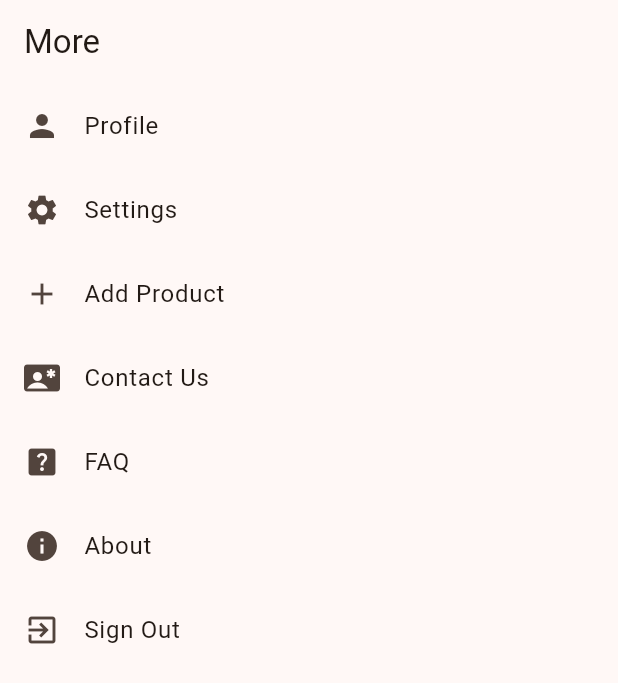
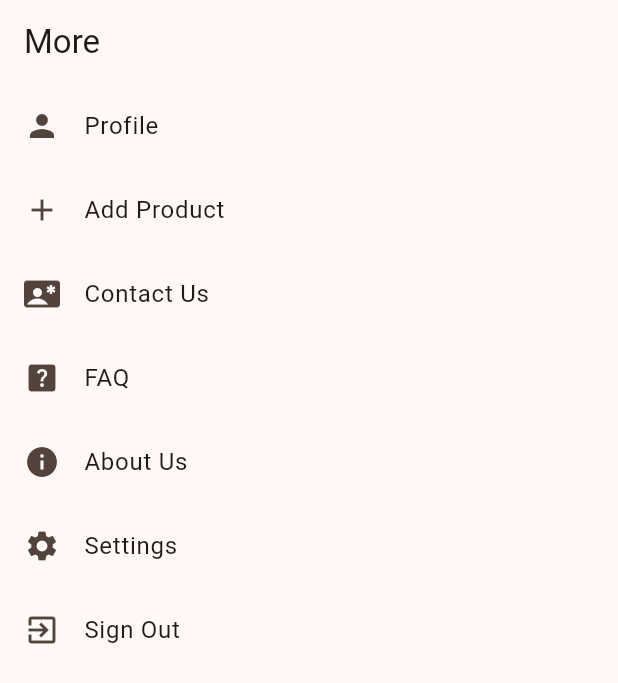
Before and after one commit to Q00R/bite-express, a Flutter app: the MorePage screen opened directly, on a phone screen of 412 x 824 dp. Shown: the top 683 px of the screen. Run offline on Flutter 3.47's test engine with Material 3 defaults, Android fonts, the phone set to English and light mode, and no system bars; our stand-ins replace carousel_slider, flutter_rating_bar, image_picker; missing offline and left inert: animation_search_bar, side_sheet; network calls fail.

Commit message:
Update MorePage.dart

```diff
--- a/biteexpress/lib/pages/MorePage.dart
+++ b/biteexpress/lib/pages/MorePage.dart
@@ -1,3 +1,4 @@
+import 'package:biteexpress/pages/AboutUs.dart';
 import 'package:biteexpress/pages/ContactUs.dart';
 import 'package:biteexpress/pages/FAQ.dart';
 import 'package:flutter/material.dart';
@@ -21,13 +22,6 @@ class MorePage extends StatelessWidget {
                 context,
                 MaterialPageRoute(builder: (context) => ProfilePage1()),
               );
-            },
-          ),
-          _buildNavigationItem(
-            text: 'Settings',
-            icon: Icons.settings,
-            onTap: () {
-              // Add navigation logic for Settings
             },
           ),
           _buildNavigationItem(
@@ -61,10 +55,20 @@ class MorePage extends StatelessWidget {
             },
           ),
           _buildNavigationItem(
-            text: 'About',
+            text: 'About Us',
             icon: Icons.info,
             onTap: () {
-              // Add sign out logic
+              Navigator.push(
+                context,
+                MaterialPageRoute(builder: (context) => AboutPage()),
+              );
+            },
+          ),
+          _buildNavigationItem(
+            text: 'Settings',
+            icon: Icons.settings,
+            onTap: () {
+              // Add navigation logic for Settings
             },
           ),
           _buildNavigationItem(
```
